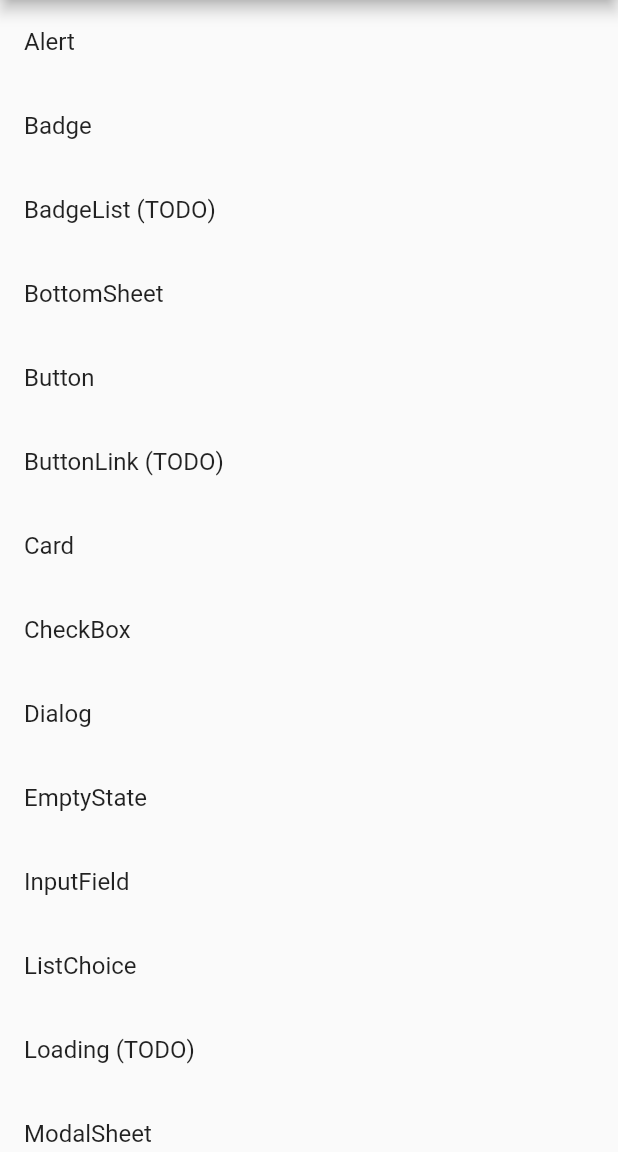
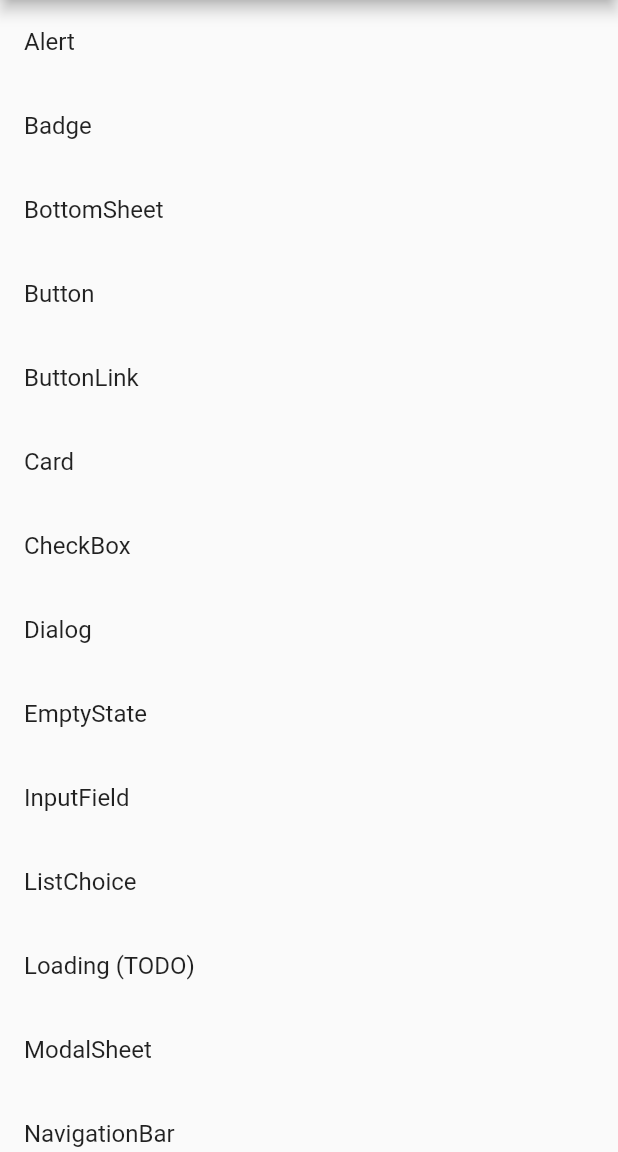
Before and after one commit to howiezuo/orbit-flutter, a Flutter app: the screen it shows after launch, on a phone screen of 412 x 824 dp, the part 84-1236 px from its top. Run offline on Flutter 3.47's test engine with Material 2 defaults, Android fonts, the phone set to English and light mode, and no system bars.

Commit message:
ButtonLink

```diff
--- a/catalog/lib/src/home.dart
+++ b/catalog/lib/src/home.dart
@@ -1,5 +1,4 @@
-import 'package:flutter/material.dart';
-import 'package:flutter/widgets.dart';
+import 'package:orbit/orbit.dart';
 
 import 'routes.dart';
 
@@ -20,10 +19,6 @@ class HomeScreen extends StatelessWidget {
             onTap: () => Navigator.pushNamed(context, Routes.ROUTE_BADGE),
           ),
           ListTile(
-            title: Text('BadgeList (TODO)'),
-            onTap: () => {/** TODO */},
-          ),
-          ListTile(
             title: Text('BottomSheet'),
             onTap: () =>
                 Navigator.pushNamed(context, Routes.ROUTE_BOTTOM_SHEET),
@@ -33,8 +28,8 @@ class HomeScreen extends StatelessWidget {
             onTap: () => Navigator.pushNamed(context, Routes.ROUTE_BUTTON),
           ),
           ListTile(
-            title: Text('ButtonLink (TODO)'),
-            onTap: () => {/** TODO */},
+            title: Text('ButtonLink'),
+            onTap: () => Navigator.pushNamed(context, Routes.ROUTE_BUTTON_LINK),
           ),
           ListTile(
             title: Text('Card'),
--- a/catalog/lib/src/routes.dart
+++ b/catalog/lib/src/routes.dart
@@ -5,6 +5,7 @@ import 'component_screen.dart';
 import 'components/alert_page.dart';
 import 'components/badge_page.dart';
 import 'components/bottom_sheet_page.dart';
+import 'components/button_link_page.dart';
 import 'components/button_page.dart';
 import 'components/card_page.dart';
 import 'components/checkbox_page.dart';
@@ -31,6 +32,8 @@ class Routes {
       ROUTE_BADGE: (_) => ComponentScreen(title: 'Badge', child: BadgePage()),
       ROUTE_BUTTON: (_) =>
           ComponentScreen(title: 'Button', child: ButtonPage()),
+      ROUTE_BUTTON_LINK: (_) =>
+          ComponentScreen(title: 'ButtonLink', child: ButtonLinkPage()),
       ROUTE_BOTTOM_SHEET: (_) =>
           ComponentScreen(title: 'BottomSheet', child: BottomSheetPage()),
       ROUTE_CARD: (_) => ComponentScreen(title: 'Card', child: CardPage()),
@@ -68,6 +71,7 @@ class Routes {
   static const ROUTE_ALERT = '/alert';
   static const ROUTE_BADGE = '/badge';
   static const ROUTE_BUTTON = '/button';
+  static const ROUTE_BUTTON_LINK = '/button_link';
   static const ROUTE_BOTTOM_SHEET = '/bottom_sheet';
   static const ROUTE_CARD = '/card';
   static const ROUTE_CHECKBOX = '/checkbox';
--- a/lib/orbit.dart
+++ b/lib/orbit.dart
@@ -19,8 +19,9 @@ export 'package:flutter/material.dart'
 export 'src/theme.dart';
 export 'src/components/alert.dart';
 export 'src/components/badge.dart';
+export 'src/components/bottom_sheet.dart';
 export 'src/components/button.dart';
-export 'src/components/bottom_sheet.dart';
+export 'src/components/button_link.dart';
 export 'src/components/card.dart';
 export 'src/components/checkbox.dart';
 export 'src/components/dialog.dart';
--- a/lib/src/theme.dart
+++ b/lib/src/theme.dart
@@ -4,6 +4,7 @@ import 'tokens/alert_tokens.dart';
 import 'tokens/badge_tokens.dart';
 import 'tokens/base_tokens.dart';
 import 'tokens/border_radius_tokens.dart';
+import 'tokens/button_link_tokens.dart';
 import 'tokens/button_tokens.dart';
 import 'tokens/color_tokens.dart';
 import 'tokens/icon_tokens.dart';
@@ -17,6 +18,7 @@ export 'tokens/alert_tokens.dart';
 export 'tokens/badge_tokens.dart';
 export 'tokens/border_radius_tokens.dart';
 export 'tokens/button_tokens.dart';
+export 'tokens/button_link_tokens.dart';
 export 'tokens/color_tokens.dart';
 export 'tokens/checkbox_tokens.dart';
 export 'tokens/form_tokens.dart';
@@ -39,6 +41,7 @@ class OrbitThemeData {
   final AlertTokens alertTokens;
   final BadgeTokens badgeTokens;
   final ButtonTokens buttonTokens;
+  final ButtonLinkTokens buttonLinkTokens;
 
   ThemeData get materialTheme => ThemeData(
         colorScheme: ColorScheme.light(
@@ -56,6 +59,7 @@ class OrbitThemeData {
     AlertTokens? alertTokens,
     BadgeTokens? badgeTokens,
     ButtonTokens? buttonTokens,
+    ButtonLinkTokens? buttonLinkTokens,
   }) {
     colorTokens ??= const ColorTokens();
     baseTokens ??= const BaseTokens();
@@ -68,6 +72,7 @@ class OrbitThemeData {
     alertTokens ??= AlertTokens.fromTokens(colorTokens, baseTokens);
     badgeTokens ??= BadgeTokens.fromTokens(colorTokens, baseTokens);
     buttonTokens ??= ButtonTokens.fromTokens(colorTokens, baseTokens);
+    buttonLinkTokens ??= ButtonLinkTokens.fromTokens(colorTokens, baseTokens);
 
     return OrbitThemeData.raw(
       colorTokens: colorTokens,
@@ -79,6 +84,7 @@ class OrbitThemeData {
       alertTokens: alertTokens,
       badgeTokens: badgeTokens,
       buttonTokens: buttonTokens,
+      buttonLinkTokens: buttonLinkTokens,
     );
   }
 
@@ -92,6 +98,7 @@ class OrbitThemeData {
     required this.alertTokens,
     required this.badgeTokens,
     required this.buttonTokens,
+    required this.buttonLinkTokens,
   });
 
   factory OrbitThemeData.light() => OrbitThemeData(
```
Also changed, not shown: lib/src/components/button.dart (+3 -4 lines).
